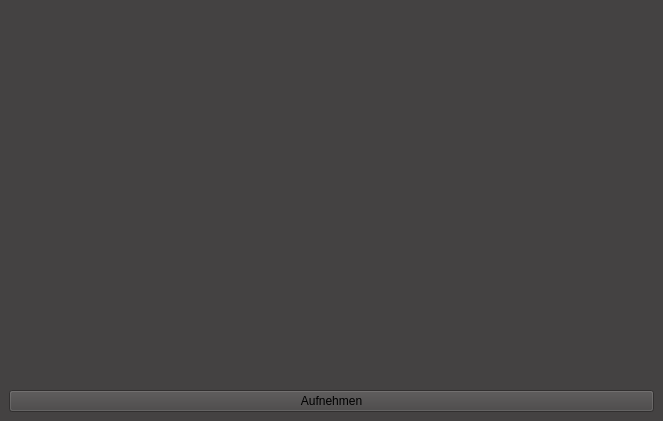
Before: the Qt Designer form GUI-App/PhotoBooth.ui in Hir0ki/PhotoBox, drawn with Qt 5.
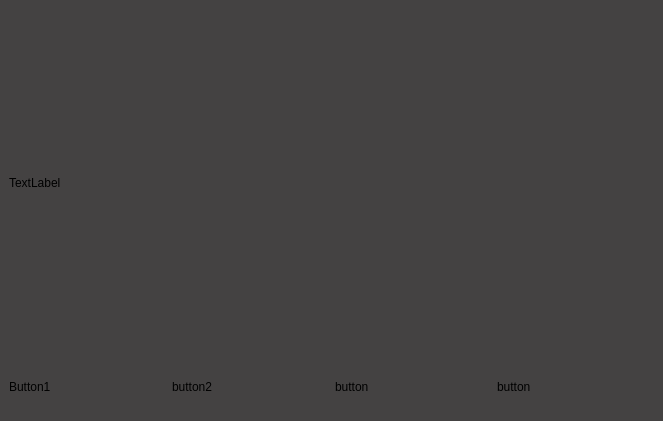
After: the same form once the commit is applied.

```diff
--- a/GUI-App/PhotoBooth.ui
+++ b/GUI-App/PhotoBooth.ui
@@ -22,20 +22,84 @@
   </property>
   <widget class="QWidget" name="centralwidget">
    <layout class="QGridLayout" name="gridLayout">
-    <item row="0" column="0">
-     <layout class="QHBoxLayout" name="horizontalLayout" stretch="2">
+    <item row="1" column="0">
+     <layout class="QVBoxLayout" name="verticalLayout_4">
       <item>
-       <layout class="QVBoxLayout" name="verticalLayout" stretch="0">
+       <widget class="QLabel" name="label">
+        <property name="sizePolicy">
+         <sizepolicy hsizetype="Expanding" vsizetype="Expanding">
+          <horstretch>0</horstretch>
+          <verstretch>0</verstretch>
+         </sizepolicy>
+        </property>
+        <property name="maximumSize">
+         <size>
+          <width>30000</width>
+          <height>30000</height>
+         </size>
+        </property>
+        <property name="text">
+         <string>TextLabel</string>
+        </property>
+       </widget>
+      </item>
+      <item>
+       <layout class="QHBoxLayout" name="horizontalLayout_5">
+        <property name="spacing">
+         <number>6</number>
+        </property>
+        <property name="sizeConstraint">
+         <enum>QLayout::SetDefaultConstraint</enum>
+        </property>
         <item>
-         <widget class="QLabel" name="label">
-          <property name="sizePolicy">
-           <sizepolicy hsizetype="Ignored" vsizetype="Ignored">
-            <horstretch>0</horstretch>
-            <verstretch>0</verstretch>
-           </sizepolicy>
+         <widget class="QLabel" name="label_4">
+          <property name="minimumSize">
+           <size>
+            <width>30</width>
+            <height>50</height>
+           </size>
           </property>
           <property name="text">
-           <string/>
+           <string>Button1</string>
+          </property>
+         </widget>
+        </item>
+        <item>
+         <widget class="QLabel" name="label_5">
+          <property name="minimumSize">
+           <size>
+            <width>30</width>
+            <height>50</height>
+           </size>
+          </property>
+          <property name="text">
+           <string>button2</string>
+          </property>
+         </widget>
+        </item>
+        <item>
+         <widget class="QLabel" name="label_3">
+          <property name="minimumSize">
+           <size>
+            <width>30</width>
+            <height>50</height>
+           </size>
+          </property>
+          <property name="text">
+           <string>button</string>
+          </property>
+         </widget>
+        </item>
+        <item>
+         <widget class="QLabel" name="label_2">
+          <property name="minimumSize">
+           <size>
+            <width>30</width>
+            <height>50</height>
+           </size>
+          </property>
+          <property name="text">
+           <string>button</string>
           </property>
          </widget>
         </item>
@@ -43,13 +107,6 @@
       </item>
      </layout>
     </item>
-    <item row="1" column="0">
-     <widget class="QPushButton" name="pushButton">
-      <property name="text">
-       <string>Aufnehmen</string>
-      </property>
-     </widget>
-    </item>
    </layout>
   </widget>
  </widget>
```
